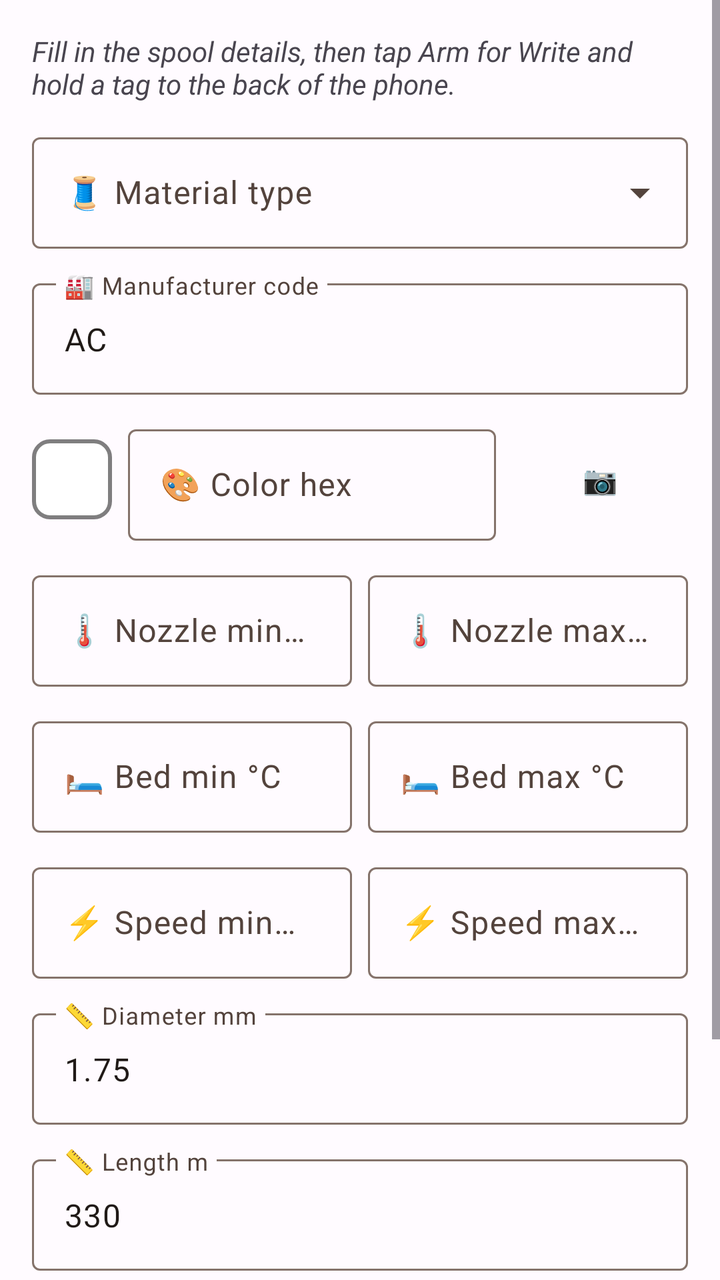
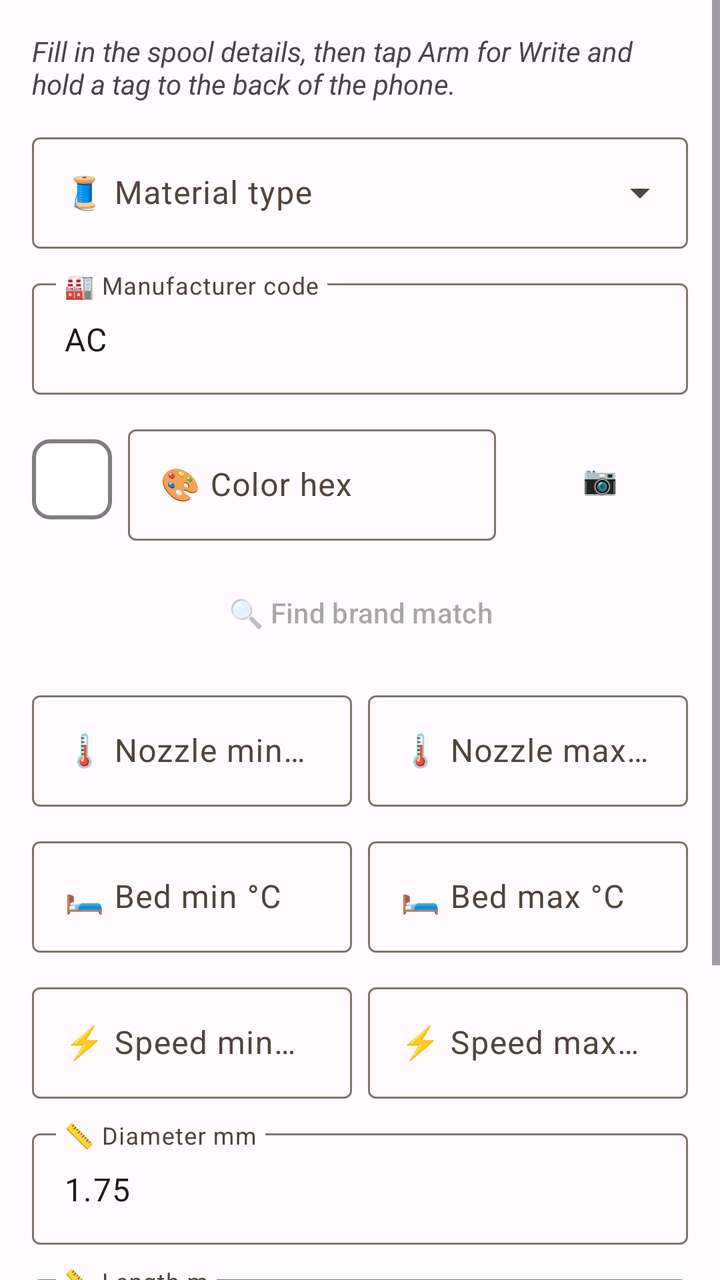

An Android layout rendered at two revisions. The XML below is the earlier revision; the diff shows what the commit changed to produce the second picture.
<!-- AndroidManifest.xml: application theme Theme.AceTag -->
<!-- res/layout/activity_write_spool.xml -->
<?xml version="1.0" encoding="utf-8"?>
<ScrollView xmlns:android="http://schemas.android.com/apk/res/android"
    xmlns:app="http://schemas.android.com/apk/res-auto"
    android:layout_width="match_parent"
    android:layout_height="match_parent"
    android:fitsSystemWindows="true"
    android:clipToPadding="false">

    <LinearLayout
        android:layout_width="match_parent"
        android:layout_height="wrap_content"
        android:orientation="vertical"
        android:padding="16dp">

        <TextView
            android:id="@+id/statusText"
            android:layout_width="match_parent"
            android:layout_height="wrap_content"
            android:layout_marginBottom="12dp"
            android:text="Fill in the spool details, then tap Arm for Write and hold a tag to the back of the phone."
            android:textStyle="italic" />

        <com.google.android.material.textfield.TextInputLayout
            style="@style/Widget.Material3.TextInputLayout.OutlinedBox.ExposedDropdownMenu"
            android:layout_width="match_parent"
            android:layout_height="wrap_content"
            android:layout_marginBottom="12dp"
            android:hint="🧵 Material type">

            <AutoCompleteTextView
                android:id="@+id/typeInput"
                android:layout_width="match_parent"
                android:layout_height="wrap_content"
                android:inputType="none" />
        </com.google.android.material.textfield.TextInputLayout>

        <com.google.android.material.textfield.TextInputLayout
            style="@style/Widget.Material3.TextInputLayout.OutlinedBox"
            android:layout_width="match_parent"
            android:layout_height="wrap_content"
            android:layout_marginBottom="12dp"
            android:hint="🏭 Manufacturer code">

            <com.google.android.material.textfield.TextInputEditText
                android:id="@+id/manufacturerInput"
                android:layout_width="match_parent"
                android:layout_height="wrap_content"
                android:text="AC" />
        </com.google.android.material.textfield.TextInputLayout>

        <LinearLayout
            android:layout_width="match_parent"
            android:layout_height="wrap_content"
            android:layout_marginBottom="12dp"
            android:gravity="center_vertical"
            android:orientation="horizontal">

            <View
                android:id="@+id/colorSwatch"
                android:layout_width="40dp"
                android:layout_height="40dp"
                android:layout_marginEnd="8dp"
                android:background="@drawable/bg_swatch" />

            <com.google.android.material.textfield.TextInputLayout
                android:id="@+id/colorInputLayout"
                style="@style/Widget.Material3.TextInputLayout.OutlinedBox"
                android:layout_width="0dp"
                android:layout_height="wrap_content"
                android:layout_weight="1"
                android:hint="🎨 Color hex">

                <com.google.android.material.textfield.TextInputEditText
                    android:id="@+id/colorInput"
                    android:layout_width="match_parent"
                    android:layout_height="wrap_content" />
            </com.google.android.material.textfield.TextInputLayout>

            <Button
                android:id="@+id/cameraButton"
                style="?attr/materialButtonOutlinedStyle"
                android:layout_width="wrap_content"
                android:layout_height="wrap_content"
                android:layout_marginStart="8dp"
                android:text="📷" />
        </LinearLayout>

        <LinearLayout
            android:layout_width="match_parent"
            android:layout_height="wrap_content"
            android:layout_marginBottom="12dp"
            android:orientation="horizontal">

            <com.google.android.material.textfield.TextInputLayout
                android:id="@+id/nozzleMinInputLayout"
                style="@style/Widget.Material3.TextInputLayout.OutlinedBox"
                android:layout_width="0dp"
                android:layout_height="wrap_content"
                android:layout_weight="1"
                android:layout_marginEnd="4dp"
                android:hint="🌡️ Nozzle min °C">

                <com.google.android.material.textfield.TextInputEditText
                    android:id="@+id/nozzleMinInput"
                    android:layout_width="match_parent"
                    android:layout_height="wrap_content"
                    android:inputType="number" />
            </com.google.android.material.textfield.TextInputLayout>

            <com.google.android.material.textfield.TextInputLayout
                android:id="@+id/nozzleMaxInputLayout"
                style="@style/Widget.Material3.TextInputLayout.OutlinedBox"
                android:layout_width="0dp"
                android:layout_height="wrap_content"
                android:layout_weight="1"
                android:layout_marginStart="4dp"
                android:hint="🌡️ Nozzle max °C">

                <com.google.android.material.textfield.TextInputEditText
                    android:id="@+id/nozzleMaxInput"
                    android:layout_width="match_parent"
                    android:layout_height="wrap_content"
                    android:inputType="number" />
            </com.google.android.material.textfield.TextInputLayout>
        </LinearLayout>

        <LinearLayout
            android:layout_width="match_parent"
            android:layout_height="wrap_content"
            android:layout_marginBottom="12dp"
            android:orientation="horizontal">

            <com.google.android.material.textfield.TextInputLayout
                style="@style/Widget.Material3.TextInputLayout.OutlinedBox"
                android:layout_width="0dp"
                android:layout_height="wrap_content"
                android:layout_weight="1"
                android:layout_marginEnd="4dp"
                android:hint="🛏️ Bed min °C">

                <com.google.android.material.textfield.TextInputEditText
                    android:id="@+id/bedMinInput"
                    android:layout_width="match_parent"
                    android:layout_height="wrap_content"
                    android:inputType="number" />
            </com.google.android.material.textfield.TextInputLayout>

            <com.google.android.material.textfield.TextInputLayout
                style="@style/Widget.Material3.TextInputLayout.OutlinedBox"
                android:layout_width="0dp"
                android:layout_height="wrap_content"
                android:layout_weight="1"
                android:layout_marginStart="4dp"
                android:hint="🛏️ Bed max °C">

                <com.google.android.material.textfield.TextInputEditText
                    android:id="@+id/bedMaxInput"
                    android:layout_width="match_parent"
                    android:layout_height="wrap_content"
                    android:inputType="number" />
            </com.google.android.material.textfield.TextInputLayout>
        </LinearLayout>

        <LinearLayout
            android:layout_width="match_parent"
            android:layout_height="wrap_content"
            android:layout_marginBottom="12dp"
            android:orientation="horizontal">

            <com.google.android.material.textfield.TextInputLayout
                style="@style/Widget.Material3.TextInputLayout.OutlinedBox"
                android:layout_width="0dp"
                android:layout_height="wrap_content"
                android:layout_weight="1"
                android:layout_marginEnd="4dp"
                android:hint="⚡ Speed min mm/s">

                <com.google.android.material.textfield.TextInputEditText
                    android:id="@+id/speedMinInput"
                    android:layout_width="match_parent"
                    android:layout_height="wrap_content"
                    android:inputType="number" />
            </com.google.android.material.textfield.TextInputLayout>

            <com.google.android.material.textfield.TextInputLayout
                style="@style/Widget.Material3.TextInputLayout.OutlinedBox"
                android:layout_width="0dp"
                android:layout_height="wrap_content"
                android:layout_weight="1"
                android:layout_marginStart="4dp"
                android:hint="⚡ Speed max mm/s">

                <com.google.android.material.textfield.TextInputEditText
                    android:id="@+id/speedMaxInput"
                    android:layout_width="match_parent"
                    android:layout_height="wrap_content"
                    android:inputType="number" />
            </com.google.android.material.textfield.TextInputLayout>
        </LinearLayout>

        <com.google.android.material.textfield.TextInputLayout
            android:id="@+id/diameterInputLayout"
            style="@style/Widget.Material3.TextInputLayout.OutlinedBox"
            android:layout_width="match_parent"
            android:layout_height="wrap_content"
            android:layout_marginBottom="12dp"
            android:hint="📏 Diameter mm">

            <com.google.android.material.textfield.TextInputEditText
                android:id="@+id/diameterInput"
                android:layout_width="match_parent"
                android:layout_height="wrap_content"
                android:inputType="numberDecimal"
                android:text="1.75" />
        </com.google.android.material.textfield.TextInputLayout>

        <com.google.android.material.textfield.TextInputLayout
            style="@style/Widget.Material3.TextInputLayout.OutlinedBox"
            android:layout_width="match_parent"
            android:layout_height="wrap_content"
            android:layout_marginBottom="12dp"
            android:hint="📏 Length m">

            <com.google.android.material.textfield.TextInputEditText
                android:id="@+id/lengthInput"
                android:layout_width="match_parent"
                android:layout_height="wrap_content"
                android:inputType="number"
                android:text="330" />
        </com.google.android.material.textfield.TextInputLayout>

        <com.google.android.material.textfield.TextInputLayout
            style="@style/Widget.Material3.TextInputLayout.OutlinedBox"
            android:layout_width="match_parent"
            android:layout_height="wrap_content"
            android:hint="⚖️ Weight g">

            <com.google.android.material.textfield.TextInputEditText
                android:id="@+id/weightInput"
                android:layout_width="match_parent"
                android:layout_height="wrap_content"
                android:inputType="number"
                android:text="1000" />
        </com.google.android.material.textfield.TextInputLayout>

        <Button
            android:id="@+id/writeButton"
            android:layout_width="match_parent"
            android:layout_height="wrap_content"
            android:layout_marginTop="16dp"
            android:text="📡 Arm for Write" />

        <Button
            android:id="@+id/writeSecondButton"
            style="?attr/materialButtonOutlinedStyle"
            android:layout_width="match_parent"
            android:layout_height="wrap_content"
            android:layout_marginTop="8dp"
            android:text="Write Second Tag (same spec)"
            android:visibility="gone" />

    </LinearLayout>
</ScrollView>
<!-- resources referenced by this layout -->
<resources>
  <!-- drawable bg_swatch (drawable) -->
  <?xml version="1.0" encoding="utf-8"?>
  <shape xmlns:android="http://schemas.android.com/apk/res/android" android:shape="rectangle">
      <solid android:color="#FFFFFF" />
      <stroke android:width="2dp" android:color="#80000000" />
      <corners android:radius="8dp" />
  </shape>
  <style name="Theme.AceTag" parent="Theme.Material3.DayNight.NoActionBar">
          <item name="colorPrimary">@color/md_primary</item>
          <item name="colorOnPrimary">@color/md_on_primary</item>
          <item name="colorPrimaryContainer">@color/md_primary_container</item>
          <item name="colorOnPrimaryContainer">@color/md_on_primary_container</item>
  
          <item name="colorSecondary">@color/md_secondary</item>
          <item name="colorOnSecondary">@color/md_on_secondary</item>
          <item name="colorSecondaryContainer">@color/md_secondary_container</item>
          <item name="colorOnSecondaryContainer">@color/md_on_secondary_container</item>
  
          <item name="android:colorBackground">@color/md_background</item>
          <item name="colorOnBackground">@color/md_on_background</item>
          <item name="colorSurface">@color/md_surface</item>
          <item name="colorOnSurface">@color/md_on_surface</item>
          <item name="colorSurfaceVariant">@color/md_surface_variant</item>
          <item name="colorOnSurfaceVariant">@color/md_on_surface_variant</item>
          <item name="colorOutline">@color/md_outline</item>
  
          <item name="android:statusBarColor">@android:color/transparent</item>
          <item name="android:windowLightStatusBar" tools:targetApi="m">true</item>
      </style>
  <color name="md_primary">#C4501A</color>
  <color name="md_on_primary">#FFFFFF</color>
  <color name="md_primary_container">#FFDBCB</color>
  <color name="md_on_primary_container">#3A1300</color>
  <color name="md_secondary">#3F6375</color>
  <color name="md_on_secondary">#FFFFFF</color>
  <color name="md_secondary_container">#C3E8FD</color>
  <color name="md_on_secondary_container">#001F2A</color>
  <color name="md_background">#FFFBFF</color>
  <color name="md_on_background">#201A17</color>
  <color name="md_surface">#FFFBFF</color>
  <color name="md_on_surface">#201A17</color>
  <color name="md_surface_variant">#F5DED4</color>
  <color name="md_on_surface_variant">#53433C</color>
  <color name="md_outline">#85736B</color>
</resources>

<!-- the commit's change to res/layout/activity_write_spool.xml (unified diff, before → after) -->
@@ -85,6 +85,71 @@
                 android:text="📷" />
         </LinearLayout>
 
+        <Button
+            android:id="@+id/matchButton"
+            style="?attr/materialButtonOutlinedStyle"
+            android:layout_width="match_parent"
+            android:layout_height="wrap_content"
+            android:layout_marginBottom="12dp"
+            android:enabled="false"
+            android:text="🔍 Find brand match" />
+
+        <com.google.android.material.card.MaterialCardView
+            android:id="@+id/matchCard"
+            android:layout_width="match_parent"
+            android:layout_height="wrap_content"
+            android:layout_marginBottom="12dp"
+            android:visibility="gone">
+
+            <LinearLayout
+                android:layout_width="match_parent"
+                android:layout_height="wrap_content"
+                android:orientation="vertical"
+                android:padding="12dp">
+
+                <LinearLayout
+                    android:layout_width="match_parent"
+                    android:layout_height="wrap_content"
+                    android:gravity="center_vertical"
+                    android:orientation="horizontal">
+
+                    <View
+                        android:id="@+id/matchSwatch"
+                        android:layout_width="32dp"
+                        android:layout_height="32dp"
+                        android:layout_marginEnd="8dp"
+                        android:background="@drawable/bg_swatch" />
+
+                    <TextView
+                        android:id="@+id/matchText"
+                        android:layout_width="0dp"
+                        android:layout_height="wrap_content"
+                        android:layout_weight="1" />
+
+                    <Button
+                        android:id="@+id/matchApplyButton"
+                        style="?attr/materialButtonOutlinedStyle"
+                        android:layout_width="wrap_content"
+                        android:layout_height="wrap_content"
+                        android:text="Apply" />
+
+                    <Button
+                        android:id="@+id/matchDismissButton"
+                        style="?attr/materialButtonOutlinedStyle"
+                        android:layout_width="wrap_content"
+                        android:layout_height="wrap_content"
+                        android:text="✕" />
+                </LinearLayout>
+
+                <TextView
+                    android:layout_width="match_parent"
+                    android:layout_height="wrap_content"
+                    android:layout_marginTop="4dp"
+                    android:text="Color match via filamentcolors.xyz (MIT)"
+                    android:textSize="10sp" />
+            </LinearLayout>
+        </com.google.android.material.card.MaterialCardView>
+
         <LinearLayout
             android:layout_width="match_parent"
             android:layout_height="wrap_content"
